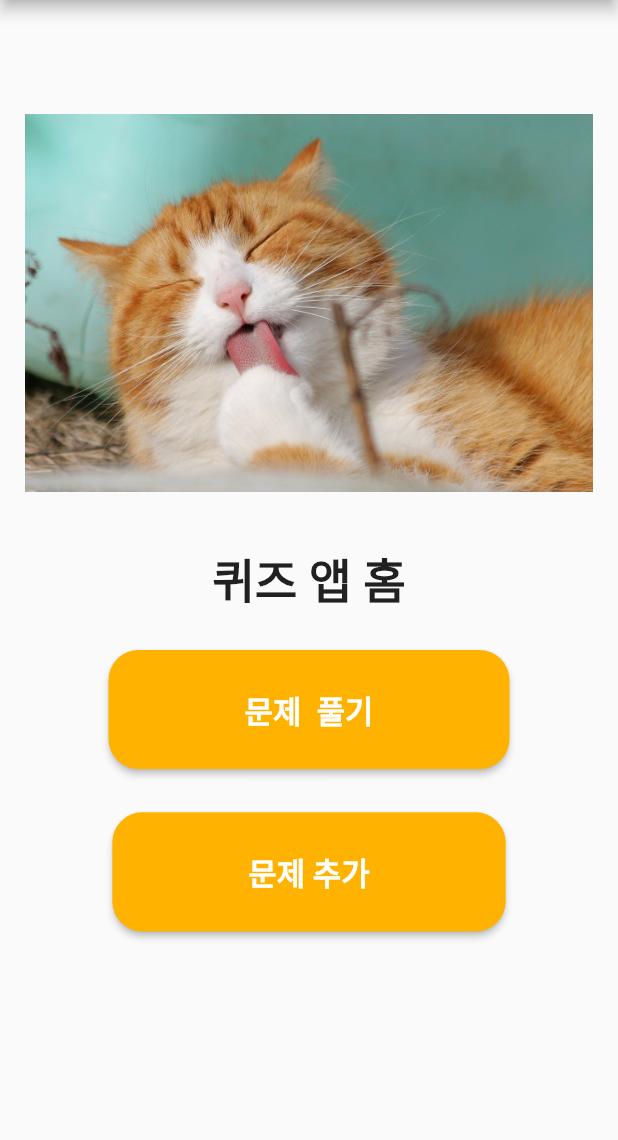
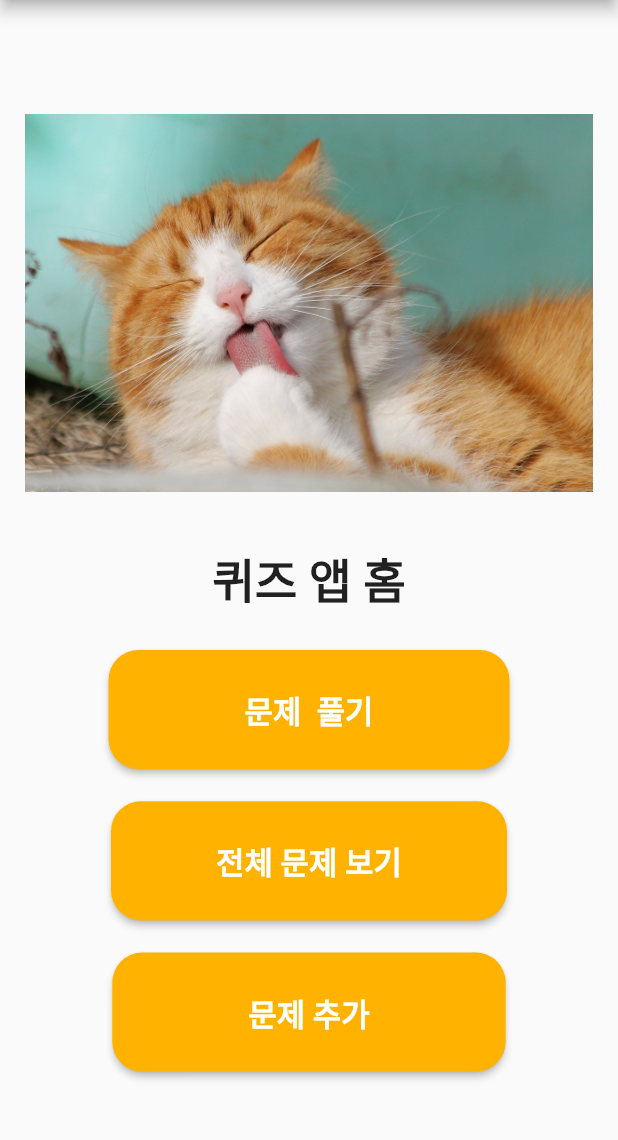
Before and after one commit to koabc9999/the_quiz, a Flutter app: the screen it shows after launch, on a phone screen of 412 x 824 dp, the part 84-1224 px from its top. Run offline on Flutter 3.47's test engine with Material 2 defaults, Android fonts, the phone set to English and light mode, and no system bars; our stand-ins replace auto_size_text.

Commit message:
button added for all quizes screen

```diff
--- a/lib/screen/screen_home.dart
+++ b/lib/screen/screen_home.dart
@@ -4,6 +4,7 @@ import 'package:the_quiz/model/model_quiz.dart';
 import 'package:the_quiz/model/api_adapter.dart';
 import 'package:the_quiz/screen/screen_question.dart';
 import 'package:the_quiz/screen/screen_post.dart';
+import 'package:the_quiz/screen/screen_all.dart';
 import 'package:http/http.dart' as http;
 import 'dart:convert';
 
@@ -15,6 +16,7 @@ class _HomeScreenState extends State<HomeScreen> {
   final GlobalKey<ScaffoldState> _scaffoldKey = GlobalKey<ScaffoldState>();// 스낵바를 꺼내기 위해서 필요한 글로벌 키 변수
 
   List<Quiz> quizs = [];// Quiz를 형식으로 가지는 List 변수를 선언해줌
+  List<Quiz> allQuizs = [];// 전체 퀴즈를 담게될 수 있는 퀴즈 배열
   Quiz firstQuiz;
   bool isLoading = false;
 
@@ -25,6 +27,17 @@ class _HomeScreenState extends State<HomeScreen> {
       setState(() {
         quizs = parseQuizs(utf8.decode(response.bodyBytes));// response.bodyBytes 메소드로 받은 데이터를 String형식으로 parseQuizs 메소드로 넣어줌
         firstQuiz = quizs[0];// 전달받아서 만들어낸 List<Quiz>에서 0번째 데이터를 별도의 변수에 넣어줌
+      });
+    } else {
+      throw Exception('failed to load data');
+    }
+  }
+  _fetchAll() async {
+    var url = Uri.parse('https://the-quiz-backend.herokuapp.com/quiz/all/');// 전체 퀴즈를 보내주는 url
+    final response = await http.get(url);
+    if(response.statusCode == 200) {
+      setState(() {
+        allQuizs = parseQuizs(utf8.decode(response.bodyBytes));// 불러온 데이터를 파싱해주는 메소드들에 넣어준다
       });
     } else {
       throw Exception('failed to load data');
@@ -138,7 +151,45 @@ class _HomeScreenState extends State<HomeScreen> {
                 },
               ),
 
-              Padding(padding: EdgeInsets.only(top: height * 0.035)),
+              Padding(padding: EdgeInsets.only(top: height * 0.026)),
+
+              ElevatedButton(// 전체 문제들의 리스트 타일이 나오는 화면으로 넘어갈 수 있는 버튼
+                child: Text(
+                  '전체 문제 보기',
+                  style: TextStyle(
+                    fontSize: width * 0.05,
+                    fontWeight: FontWeight.bold,
+                  ),
+                ),
+                style: ElevatedButton.styleFrom(
+                  primary: Colors.amber[600],
+                  shape: RoundedRectangleBorder(borderRadius: BorderRadius.circular(20)),
+                  padding: EdgeInsets.fromLTRB(width * 0.17, height * 0.03, width * 0.17, height * 0.03),
+                ),
+                onPressed: () {
+                  _scaffoldKey.currentState.showSnackBar(
+                    SnackBar(
+                      content: Row(
+                        children: <Widget>[
+                          CircularProgressIndicator(),
+                          Padding(padding: EdgeInsets.only(left: width * 0.036)),
+                          Text('서버를 기다리는 중입니다'),
+                        ],
+                      ),
+                    ),
+                  );
+                  _fetchAll().whenComplete(() {
+                    Navigator.push(
+                      context,
+                      MaterialPageRoute(
+                        builder: (context) => AllScreen(allQuizs: allQuizs),
+                      )
+                    );
+                  });
+                },
+              ),
+
+              Padding(padding: EdgeInsets.only(top: height * 0.026)),
 
               ElevatedButton(//문제를 추가하기 위한 화면으로 전환하는 버튼. 전체 오브젝트 수를 알기 위해서 GET의 필요성이 생김
                 child: Text(
```
